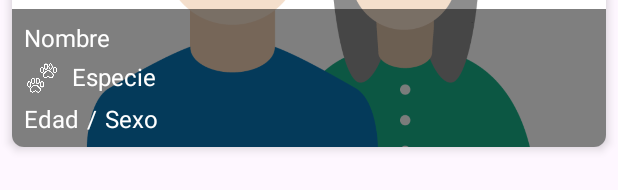
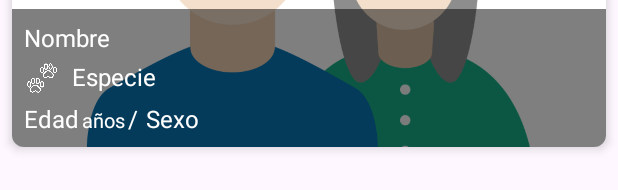
Before and after one commit to nelsonfacundo/Pet_Friends_APP, an Android app: the layout mascota.xml on its own in the app's theme, with its tools: preview values and no code run, on a phone screen of 412 x 824 dp. Shown: the part 165-355 px from the top of the screen. Run offline under Robolectric (Android 15) with nearby library versions, the phone set to English and light mode, and no system bars.

Commit message:
front card años mascota

```diff
--- a/app/src/main/res/layout/mascota.xml
+++ b/app/src/main/res/layout/mascota.xml
@@ -57,12 +57,12 @@
             <LinearLayout
                 android:layout_width="wrap_content"
                 android:layout_height="wrap_content"
-                android:orientation="horizontal"
                 android:layout_marginTop="4dp"
                 android:layout_marginBottom="4dp"
-                app:layout_constraintTop_toBottomOf="@id/pet_image"
+                android:orientation="horizontal"
+                app:layout_constraintEnd_toEndOf="parent"
                 app:layout_constraintStart_toStartOf="parent"
-                app:layout_constraintEnd_toEndOf="parent">
+                app:layout_constraintTop_toBottomOf="@id/pet_image">
 
                 <ImageView
                     android:id="@+id/icon_raza"
@@ -75,10 +75,11 @@
                     android:id="@+id/raza"
                     android:layout_width="wrap_content"
                     android:layout_height="wrap_content"
+                    android:layout_marginStart="8dp"
                     android:text="@string/txt_especie_details"
                     android:textColor="#FFFFFF"
-                    android:textSize="16sp"
-                    android:layout_marginStart="8dp" />
+                    android:textSize="16sp" />
+
             </LinearLayout>
 
             <LinearLayout
@@ -95,11 +96,20 @@
                     android:textSize="16sp" />
 
                 <TextView
+                    android:id="@+id/txt_edad_card_mascota"
+                    android:layout_width="wrap_content"
+                    android:layout_height="wrap_content"
+                    android:text="años"
+                    android:textColor="#FFFFFF"
+                    android:layout_marginLeft="2dp"
+                    android:textSize="13sp" />
+
+                <TextView
                     android:id="@+id/sepador"
                     android:layout_width="wrap_content"
                     android:layout_height="wrap_content"
+                    android:layout_marginLeft="2dp"
                     android:text="/"
-                    android:layout_marginLeft="5dp"
                     android:textColor="#FFFFFF"
                     android:textSize="16sp" />
 
@@ -107,8 +117,8 @@
                     android:id="@+id/sexo"
                     android:layout_width="wrap_content"
                     android:layout_height="wrap_content"
+                    android:layout_marginLeft="5dp"
                     android:text="@string/txt_sexoMascota_details"
-                    android:layout_marginLeft="5dp"
                     android:textColor="#FFFFFF"
                     android:textSize="16sp" />
 
```
